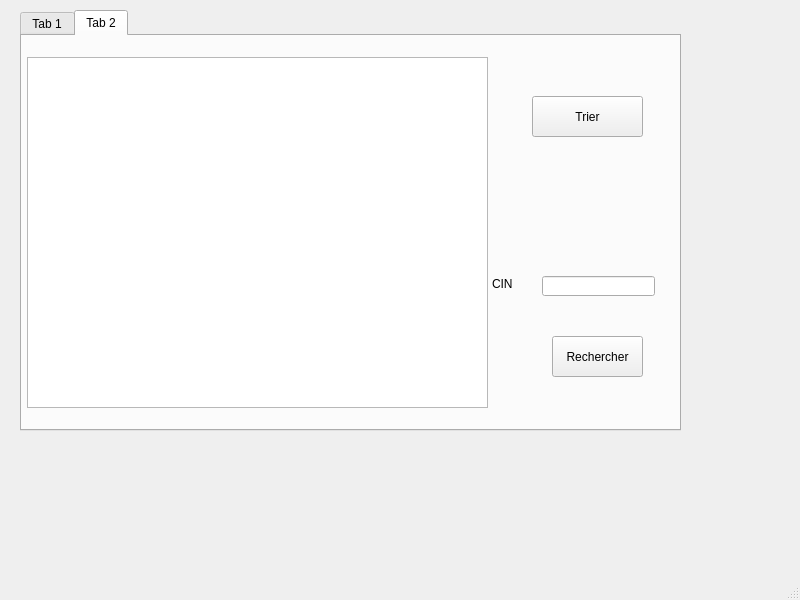
Above: mainwindow.ui from houas6/Smart-Recruit-help-center before the change. Below: the same form after it.
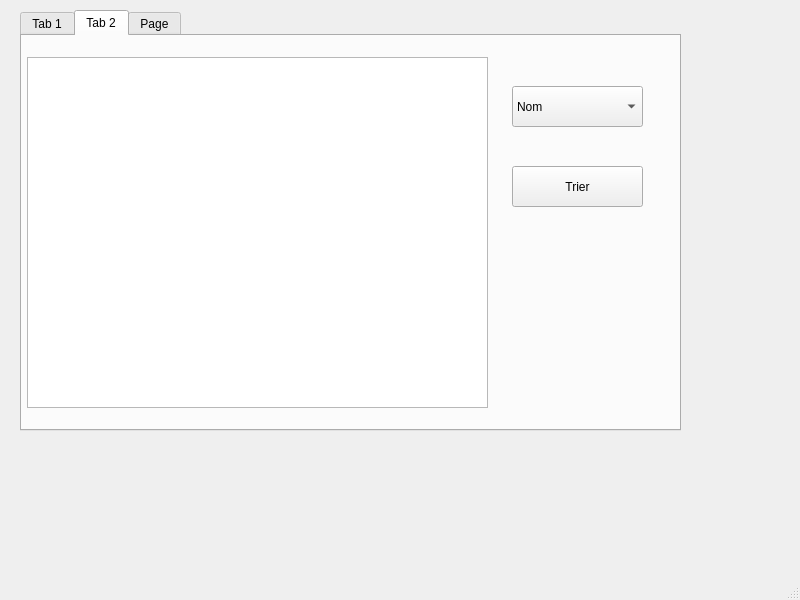
That is the form after the change. The open tabs and pages were chosen to show the change.

Commit message: mainwindow.cpp updated tri to combo_box

Diff of the .ui file:
```diff
--- a/mainwindow.ui
+++ b/mainwindow.ui
@@ -405,9 +405,9 @@
      <widget class="QPushButton" name="pushButton_trie">
       <property name="geometry">
        <rect>
-        <x>510</x>
-        <y>60</y>
-        <width>111</width>
+        <x>490</x>
+        <y>130</y>
+        <width>131</width>
         <height>41</height>
        </rect>
       </property>
@@ -422,11 +422,51 @@
        <string>Trier</string>
       </property>
      </widget>
+     <widget class="QComboBox" name="comboBox_tri">
+      <property name="geometry">
+       <rect>
+        <x>490</x>
+        <y>50</y>
+        <width>131</width>
+        <height>41</height>
+       </rect>
+      </property>
+      <item>
+       <property name="text">
+        <string>Nom</string>
+       </property>
+      </item>
+      <item>
+       <property name="text">
+        <string>Prenom</string>
+       </property>
+      </item>
+      <item>
+       <property name="text">
+        <string>Departement</string>
+       </property>
+      </item>
+     </widget>
+    </widget>
+    <widget class="QWidget" name="tab_3">
+     <attribute name="title">
+      <string>Page</string>
+     </attribute>
+     <widget class="QTableView" name="tableView_3">
+      <property name="geometry">
+       <rect>
+        <x>235</x>
+        <y>50</y>
+        <width>401</width>
+        <height>281</height>
+       </rect>
+      </property>
+     </widget>
      <widget class="QLineEdit" name="lineEdit_cin2">
       <property name="geometry">
        <rect>
-        <x>520</x>
-        <y>240</y>
+        <x>100</x>
+        <y>80</y>
         <width>113</width>
         <height>20</height>
        </rect>
@@ -435,8 +475,8 @@
      <widget class="QPushButton" name="pushButton_Recherche">
       <property name="geometry">
        <rect>
-        <x>530</x>
-        <y>300</y>
+        <x>90</x>
+        <y>220</y>
         <width>91</width>
         <height>41</height>
        </rect>
@@ -455,8 +495,8 @@
      <widget class="QLabel" name="label">
       <property name="geometry">
        <rect>
-        <x>470</x>
-        <y>240</y>
+        <x>40</x>
+        <y>80</y>
         <width>51</width>
         <height>16</height>
        </rect>
```
Left out of the diff: 2 changed lines with no effect on the pictures. The commit also changes 7 other files.
